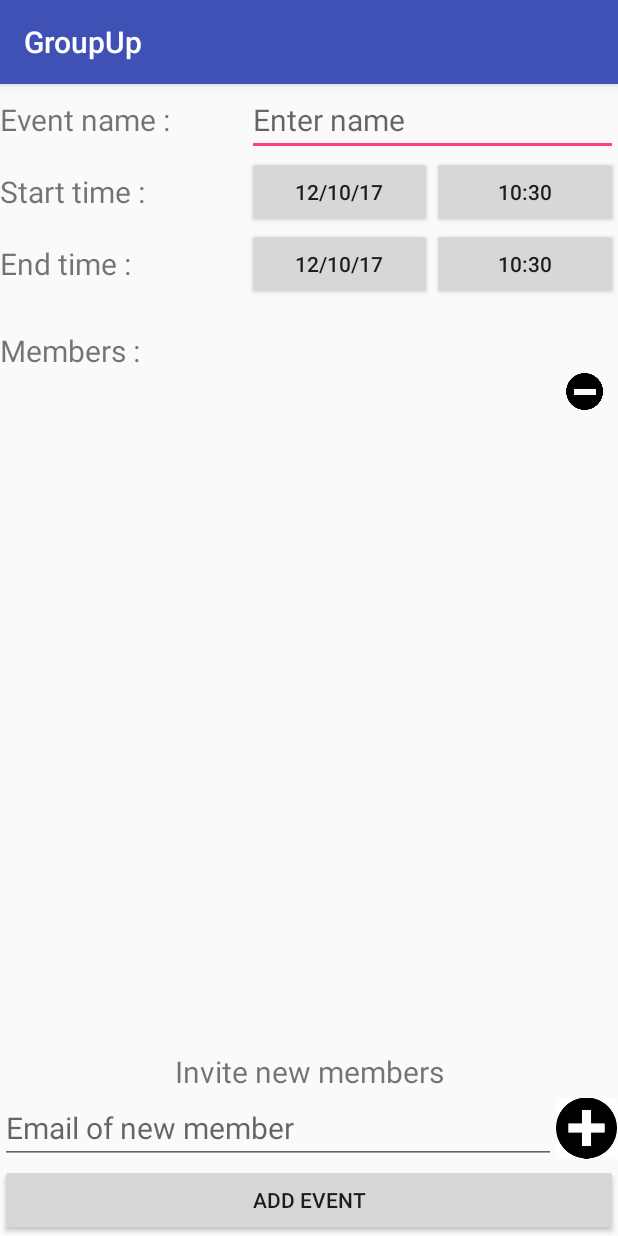
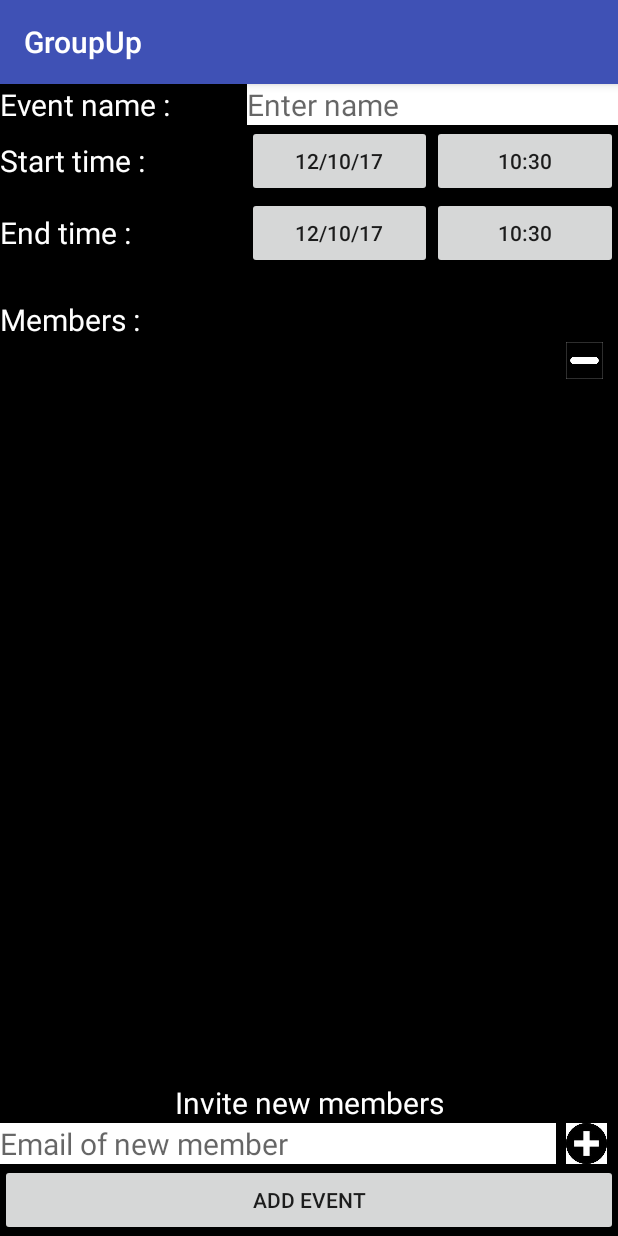
Before and after one commit to EtienneBonvin/group-up, an Android app: the eventCreation screen opened directly, with no data from a screen before it, after a tap on an icon or button, on a phone screen of 412 x 824 dp. Run offline under Robolectric (Android 15) with nearby library versions, the phone set to English and light mode, and no system bars.

Commit message:
Deprecated method fill_parent removed, style modified

```diff
--- a/app/src/main/java/ch/epfl/sweng/groupup/activity/eventCreation/eventCreation.java
+++ b/app/src/main/java/ch/epfl/sweng/groupup/activity/eventCreation/eventCreation.java
@@ -2,6 +2,7 @@ package ch.epfl.sweng.groupup.activity.eventCreation;
 
 import android.app.DatePickerDialog;
 import android.app.TimePickerDialog;
+import android.graphics.Color;
 import android.graphics.drawable.Drawable;
 import android.icu.util.GregorianCalendar;
 import android.support.v7.app.ActionBar;
@@ -138,7 +139,7 @@ public class eventCreation extends AppCompatActivity implements DatePickerDialog
 
         LinearLayout newMember = new LinearLayout(this);
         newMember.setLayoutParams(new LinearLayout.LayoutParams(
-                LinearLayout.LayoutParams.FILL_PARENT,
+                LinearLayout.LayoutParams.MATCH_PARENT,
                 LinearLayout.LayoutParams.WRAP_CONTENT));
 
         EditText memberMail = (EditText) findViewById(R.id.edit_text_add_member);
@@ -150,18 +151,20 @@ public class eventCreation extends AppCompatActivity implements DatePickerDialog
                 LinearLayout.LayoutParams.WRAP_CONTENT,
                 0.9f));
         textView.setText(memberMail.getText());
+        textView.setTextColor(Color.WHITE);
         memberMail.setText("");
 
 
         LinearLayout.LayoutParams params = new LinearLayout.LayoutParams(
                 0,
-                LinearLayout.LayoutParams.FILL_PARENT,
+                LinearLayout.LayoutParams.MATCH_PARENT,
                 0.1f);
         params.setMargins(2, 2, 2, 2);
         ImageView minus = new ImageView(this);
         minus.setImageResource(R.drawable.minussign);
         minus.setLayoutParams(params);
         minus.setId(numberOfMembers);
+        minus.setBackgroundColor(Color.BLACK);
 
         newMember.addView(textView);
         newMember.addView(minus);
--- a/app/src/main/res/layout/event_creation.xml
+++ b/app/src/main/res/layout/event_creation.xml
@@ -1,7 +1,8 @@
 <?xml version="1.0" encoding="utf-8"?>
 <RelativeLayout xmlns:android="http://schemas.android.com/apk/res/android"
     android:layout_width="match_parent"
-    android:layout_height="match_parent">
+    android:layout_height="match_parent"
+    android:background="@android:color/black">
 
     <!-- User input for the event name -->
     <LinearLayout
@@ -11,18 +12,20 @@
 
         <TextView
             android:layout_width="0dp"
-            android:layout_height="fill_parent"
+            android:layout_height="match_parent"
             android:layout_weight="0.4"
             android:text="@string/text_view_event_name"
             android:textSize="20sp"
-            android:gravity="center_vertical"/>
+            android:gravity="center_vertical"
+            android:textColor="@android:color/white"/>
         <EditText
             android:layout_width="0dp"
-            android:layout_height="fill_parent"
+            android:layout_height="match_parent"
             android:layout_weight="0.6"
             android:textSize="20sp"
             android:inputType="textCapSentences|textAutoCorrect"
-            android:hint="@string/text_view_event_name_hint"/>
+            android:hint="@string/text_view_event_name_hint"
+            android:background="@android:color/white"/>
 
     </LinearLayout>
 
@@ -35,22 +38,23 @@
 
         <TextView
             android:layout_width="0dp"
-            android:layout_height="fill_parent"
+            android:layout_height="match_parent"
             android:layout_weight="0.4"
             android:text="@string/text_view_start_time"
             android:textSize="20sp"
-            android:gravity="center_vertical"/>
+            android:gravity="center_vertical"
+            android:textColor="@android:color/white"/>
         <Button
             android:id="@+id/button_start_date"
             android:layout_width="0dp"
-            android:layout_height="fill_parent"
+            android:layout_height="match_parent"
             android:layout_weight="0.3"
             android:text=""/>
 
         <Button
             android:id="@+id/button_start_time"
             android:layout_width="0dp"
-            android:layout_height="fill_parent"
+            android:layout_height="match_parent"
             android:layout_weight="0.3"
             android:text=""/>
 
@@ -65,41 +69,43 @@
 
         <TextView
             android:layout_width="0dp"
-            android:layout_height="fill_parent"
+            android:layout_height="match_parent"
             android:layout_weight="0.4"
             android:text="@string/text_view_end_time"
             android:textSize="20sp"
-            android:gravity="center_vertical"/>
+            android:gravity="center_vertical"
+            android:textColor="@android:color/white"/>
 
         <Button
             android:id="@+id/button_end_date"
             android:layout_width="0dp"
-            android:layout_height="fill_parent"
+            android:layout_height="match_parent"
             android:layout_weight="0.3"
             android:text=""/>
 
         <Button
             android:id="@+id/button_end_time"
             android:layout_width="0dp"
-            android:layout_height="fill_parent"
+            android:layout_height="match_parent"
             android:layout_weight="0.3"
             android:text=""/>
 
     </LinearLayout>
 
     <TextView
-        android:layout_width="fill_parent"
+        android:layout_width="match_parent"
         android:layout_height="wrap_content"
         android:id="@+id/members"
         android:text="@string/text_view_members"
         android:layout_below="@id/ui_end_time"
         android:textSize="20sp"
-        android:paddingTop="20sp"/>
+        android:paddingTop="20sp"
+        android:textColor="@android:color/white"/>
 
     <!-- Add Event button -->
     <Button
         android:id="@+id/save_button"
-        android:layout_width="fill_parent"
+        android:layout_width="match_parent"
         android:layout_height="wrap_content"
         android:layout_alignParentBottom="true"
         android:text="@string/button_event_creation"/>
@@ -107,9 +113,10 @@
     <!-- User input for the email address of the invited users -->
     <LinearLayout
         android:id="@+id/layout_add_member"
-        android:layout_width="fill_parent"
+        android:layout_width="match_parent"
         android:layout_height="wrap_content"
-        android:layout_above="@id/save_button">
+        android:layout_above="@id/save_button"
+        android:textColor="@android:color/white">
 
         <EditText
             android:layout_width="0dp"
@@ -118,11 +125,12 @@
             android:textSize="20sp"
             android:id="@+id/edit_text_add_member"
             android:hint="@string/text_view_invite_new_members_hint"
-            android:inputType="textWebEmailAddress"/>
+            android:inputType="textWebEmailAddress"
+            android:background="@android:color/white"/>
 
         <ImageView
             android:layout_width="0dp"
-            android:layout_height="fill_parent"
+            android:layout_height="match_parent"
             android:layout_weight="0.1"
             android:id="@+id/image_view_add_member"
             android:src="@drawable/plussign"/>
@@ -130,29 +138,31 @@
     </LinearLayout>
 
     <TextView
-        android:layout_width="fill_parent"
+        android:layout_width="match_parent"
         android:layout_height="wrap_content"
         android:id="@+id/text_view_add_members"
         android:layout_above="@id/layout_add_member"
         android:text="@string/text_view_invite_new_members"
         android:textSize="20sp"
         android:gravity="center"
-        android:paddingTop="20sp"/>
+        android:paddingTop="20sp"
+        android:textColor="@android:color/white"/>
 
     <!-- Scroll view showing all the already added members
         with the possibility to delete them -->
     <ScrollView
-        android:layout_width="fill_parent"
-        android:layout_height="fill_parent"
+        android:layout_width="match_parent"
+        android:layout_height="match_parent"
         android:layout_below="@id/members"
         android:layout_above="@id/text_view_add_members"
         android:id="@+id/scrollView">
 
         <LinearLayout
-            android:layout_width="fill_parent"
+            android:layout_width="match_parent"
             android:layout_height="wrap_content"
             android:id="@+id/members_list"
-            android:orientation="vertical">
+            android:orientation="vertical"
+            android:textColor="@android:color/white">
         </LinearLayout>
 
     </ScrollView>
```
Also changed, not shown: app/src/main/res/drawable/minussign.png.
